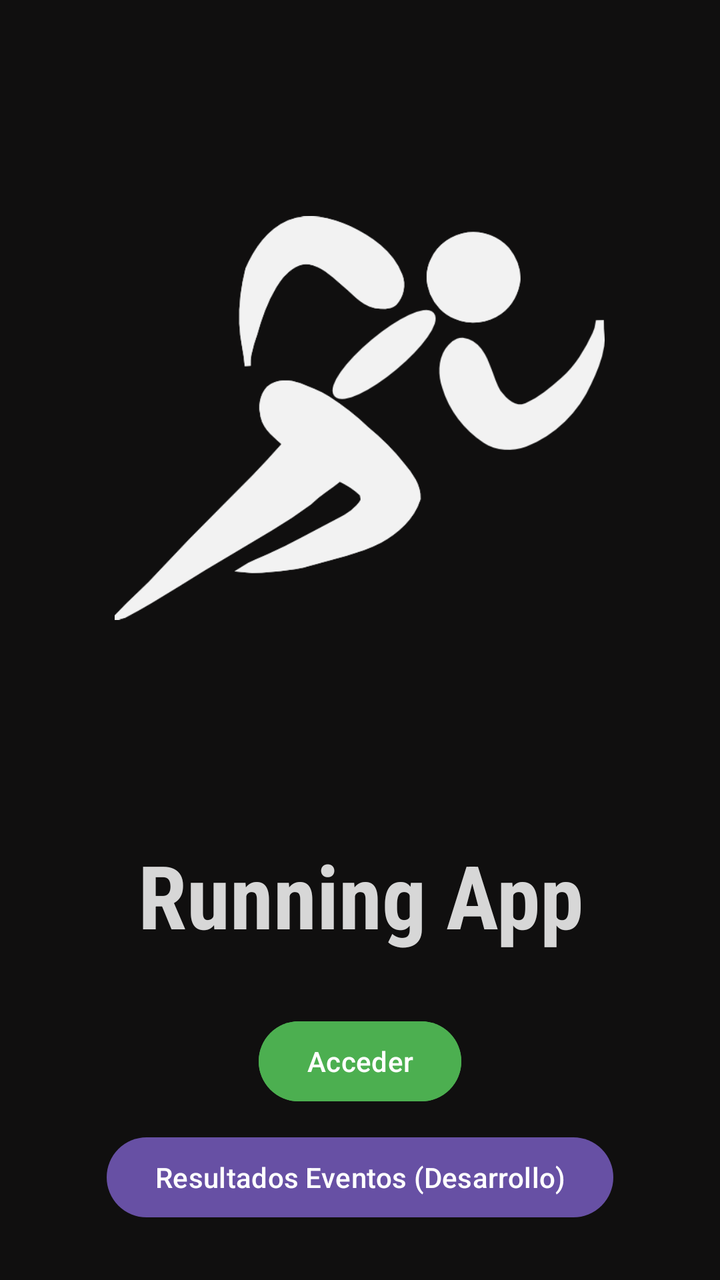
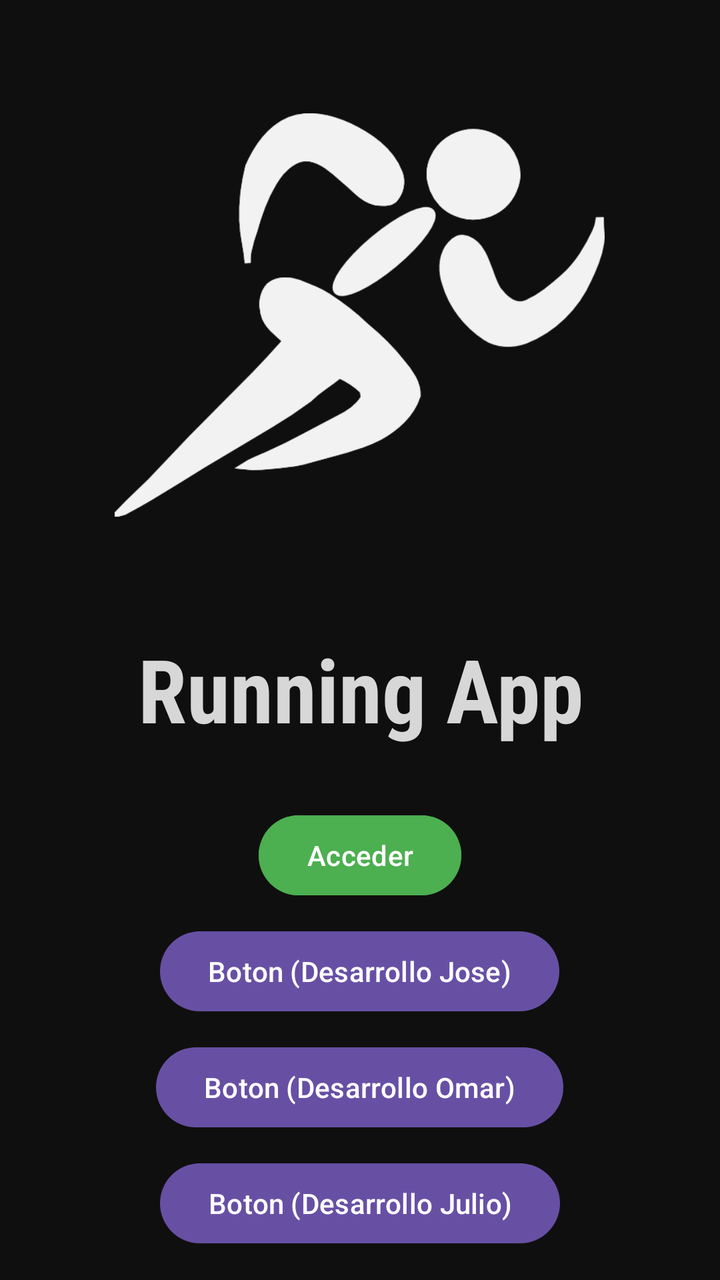

An Android layout rendered at two revisions. The XML below is the earlier revision; the diff shows what the commit changed to produce the second picture.
<!-- AndroidManifest.xml: application theme Theme.AppRunningMobile -->
<!-- res/layout/activity_main_principal.xml -->
<?xml version="1.0" encoding="utf-8"?>
<androidx.constraintlayout.widget.ConstraintLayout xmlns:android="http://schemas.android.com/apk/res/android"
    xmlns:app="http://schemas.android.com/apk/res-auto"
    xmlns:tools="http://schemas.android.com/tools"
    android:id="@+id/background"
    android:layout_width="match_parent"
    android:layout_height="match_parent"
    android:background="#100F0F"
    android:fitsSystemWindows="true"
    tools:context=".MainActivityPrincipal">

    <LinearLayout
        android:layout_width="match_parent"
        android:layout_height="match_parent"
        android:orientation="vertical">

        <ImageView
            android:id="@+id/imageViewPrincipalWing"
            android:layout_width="245dp"
            android:layout_height="418dp"
            android:layout_gravity="center_horizontal"
            android:src="@drawable/pngwing" />

        <TextView
            android:id="@+id/textView7"
            android:layout_width="match_parent"
            android:layout_height="wrap_content"
            android:layout_marginBottom="30dp"
            android:fontFamily="sans-serif-condensed"
            android:text="Running App"
            android:textAlignment="center"
            android:textColor="#D7D7D7"
            android:textSize="44sp"
            android:textStyle="bold" />

        <Button
            android:id="@+id/buttonAccederPrincipal"
            android:layout_width="wrap_content"
            android:layout_height="wrap_content"
            android:layout_gravity="center_horizontal"
            android:layout_marginBottom="10dp"
            android:backgroundTint="#4CAF50"
            android:text="Acceder" />

        <Button
            android:id="@+id/buttonResultadoEventoDesarrollo"
            android:layout_width="wrap_content"
            android:layout_height="wrap_content"
            android:layout_gravity="center_horizontal"
            android:layout_marginBottom="10dp"
            android:text="Resultados Eventos (Desarrollo)" />
    </LinearLayout>

</androidx.constraintlayout.widget.ConstraintLayout>
<!-- resources referenced by this layout -->
<resources>
  <!-- drawable pngwing: png bitmap (drawable, 19322 bytes) -->
  <style name="Theme.AppRunningMobile" parent="Base.Theme.AppRunningMobile" />
  <style name="Base.Theme.AppRunningMobile" parent="Theme.Material3.DayNight.NoActionBar">
          
          
      </style>
</resources>

<!-- the commit's change to res/layout/activity_main_principal.xml (unified diff, before → after) -->
@@ -17,7 +17,7 @@
         <ImageView
             android:id="@+id/imageViewPrincipalWing"
             android:layout_width="245dp"
-            android:layout_height="418dp"
+            android:layout_height="315dp"
             android:layout_gravity="center_horizontal"
             android:src="@drawable/pngwing" />
 
@@ -43,12 +43,28 @@
             android:text="Acceder" />
 
         <Button
-            android:id="@+id/buttonResultadoEventoDesarrollo"
+            android:id="@+id/buttonDesarrolloJose"
             android:layout_width="wrap_content"
             android:layout_height="wrap_content"
             android:layout_gravity="center_horizontal"
             android:layout_marginBottom="10dp"
-            android:text="Resultados Eventos (Desarrollo)" />
+            android:text="Boton (Desarrollo Jose)" />
+
+        <Button
+            android:id="@+id/buttonDesarrolloOmar"
+            android:layout_width="wrap_content"
+            android:layout_height="wrap_content"
+            android:layout_gravity="center_horizontal"
+            android:layout_marginBottom="10dp"
+            android:text="Boton (Desarrollo Omar)" />
+
+        <Button
+            android:id="@+id/buttonDesarrolloJulio"
+            android:layout_width="wrap_content"
+            android:layout_height="wrap_content"
+            android:layout_gravity="center_horizontal"
+            android:layout_marginBottom="10dp"
+            android:text="Boton (Desarrollo Julio)" />
     </LinearLayout>
 
 </androidx.constraintlayout.widget.ConstraintLayout>
